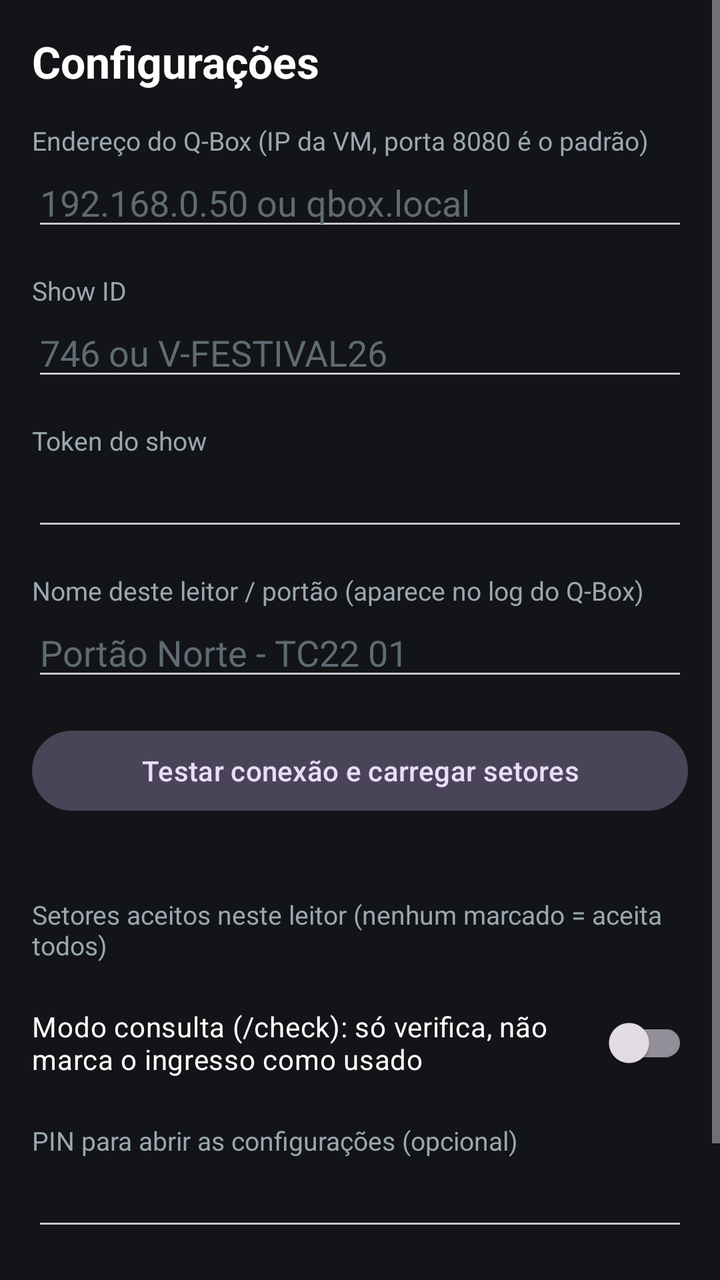
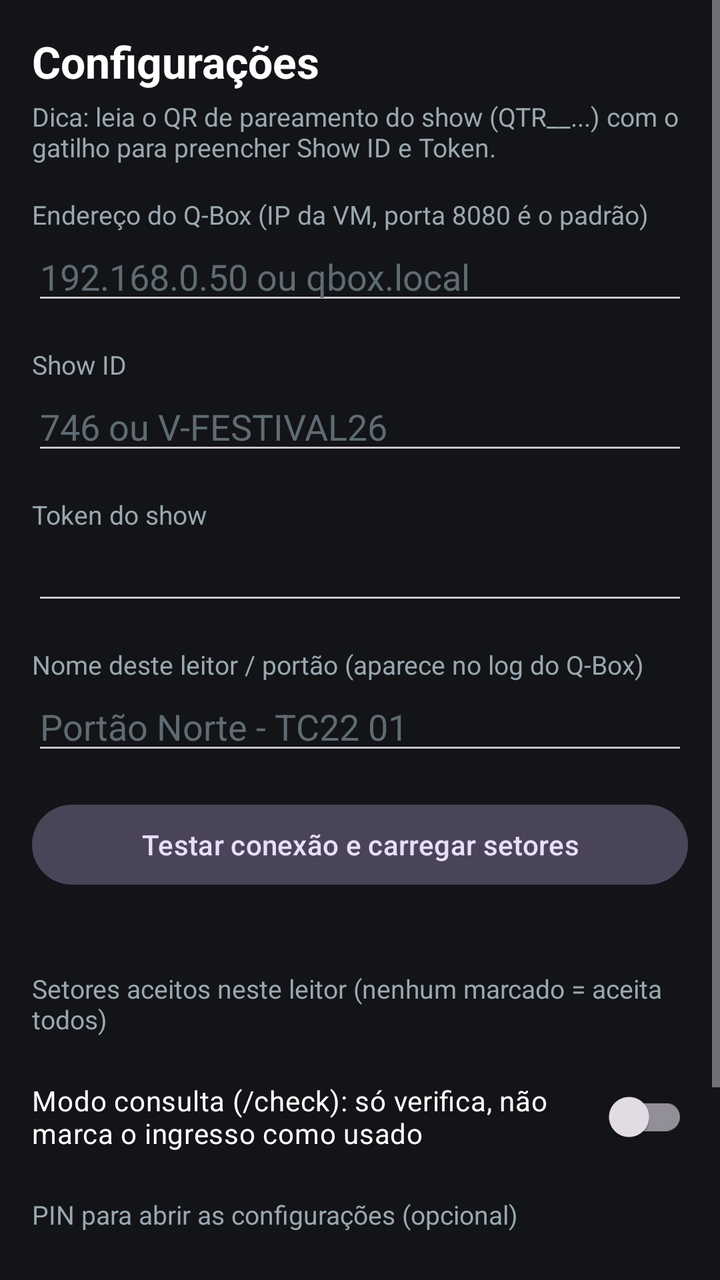

An Android layout rendered at two revisions. The XML below is the earlier revision; the diff shows what the commit changed to produce the second picture.
<!-- AndroidManifest.xml: application theme Theme.LeitorQBOX -->
<!-- res/layout/activity_settings.xml -->
<?xml version="1.0" encoding="utf-8"?>
<ScrollView xmlns:android="http://schemas.android.com/apk/res/android"
    android:layout_width="match_parent"
    android:layout_height="match_parent"
    android:background="@color/background">

    <LinearLayout
        android:layout_width="match_parent"
        android:layout_height="wrap_content"
        android:orientation="vertical"
        android:padding="16dp">

        <TextView
            android:layout_width="wrap_content"
            android:layout_height="wrap_content"
            android:text="Configurações"
            android:textColor="@color/text_primary"
            android:textSize="22sp"
            android:textStyle="bold" />

        <TextView
            style="@style/SettingsLabel"
            android:text="Endereço do Q-Box (IP da VM, porta 8080 é o padrão)" />

        <EditText
            android:id="@+id/etHost"
            style="@style/SettingsField"
            android:hint="192.168.0.50 ou qbox.local"
            android:inputType="textUri" />

        <TextView
            style="@style/SettingsLabel"
            android:text="Show ID" />

        <EditText
            android:id="@+id/etShowId"
            style="@style/SettingsField"
            android:hint="746 ou V-FESTIVAL26"
            android:inputType="text|textNoSuggestions" />

        <TextView
            style="@style/SettingsLabel"
            android:text="Token do show" />

        <EditText
            android:id="@+id/etToken"
            style="@style/SettingsField"
            android:inputType="textPassword" />

        <TextView
            style="@style/SettingsLabel"
            android:text="Nome deste leitor / portão (aparece no log do Q-Box)" />

        <EditText
            android:id="@+id/etGate"
            style="@style/SettingsField"
            android:hint="Portão Norte - TC22 01"
            android:inputType="textCapWords" />

        <Button
            android:id="@+id/btnTest"
            style="@style/Widget.Material3.Button.TonalButton"
            android:layout_width="match_parent"
            android:layout_height="wrap_content"
            android:layout_marginTop="16dp"
            android:text="Testar conexão e carregar setores" />

        <TextView
            android:id="@+id/tvTestResult"
            android:layout_width="match_parent"
            android:layout_height="wrap_content"
            android:layout_marginTop="4dp"
            android:textSize="14sp" />

        <TextView
            style="@style/SettingsLabel"
            android:text="Setores aceitos neste leitor (nenhum marcado = aceita todos)" />

        <LinearLayout
            android:id="@+id/sectorsBox"
            android:layout_width="match_parent"
            android:layout_height="wrap_content"
            android:orientation="vertical" />

        <androidx.appcompat.widget.SwitchCompat
            android:id="@+id/swCheckOnly"
            android:layout_width="match_parent"
            android:layout_height="wrap_content"
            android:layout_marginTop="16dp"
            android:text="Modo consulta (/check): só verifica, não marca o ingresso como usado"
            android:textColor="@color/text_primary" />

        <TextView
            style="@style/SettingsLabel"
            android:text="PIN para abrir as configurações (opcional)" />

        <EditText
            android:id="@+id/etPin"
            style="@style/SettingsField"
            android:inputType="numberPassword"
            android:maxLength="8" />

        <Button
            android:id="@+id/btnSave"
            android:layout_width="match_parent"
            android:layout_height="56dp"
            android:layout_marginTop="24dp"
            android:text="Salvar" />
    </LinearLayout>
</ScrollView>
<!-- resources referenced by this layout -->
<resources>
  <color name="background">#121417</color>
  <color name="text_primary">#FFFFFF</color>
  <style name="SettingsField">
          <item name="android:layout_width">match_parent</item>
          <item name="android:layout_height">wrap_content</item>
          <item name="android:singleLine">true</item>
          <item name="android:textColor">@color/text_primary</item>
          <item name="android:textColorHint">#5F6B73</item>
      </style>
  <style name="SettingsLabel">
          <item name="android:layout_width">match_parent</item>
          <item name="android:layout_height">wrap_content</item>
          <item name="android:layout_marginTop">16dp</item>
          <item name="android:textColor">@color/text_secondary</item>
          <item name="android:textSize">13sp</item>
      </style>
  <style name="Theme.LeitorQBOX" parent="Theme.Material3.Dark.NoActionBar">
          <item name="android:statusBarColor">@color/background</item>
          <item name="android:navigationBarColor">@color/background</item>
          <item name="android:windowBackground">@color/background</item>
      </style>
  <color name="text_secondary">#9AA7B0</color>
</resources>

<!-- the commit's change to res/layout/activity_settings.xml (unified diff, before → after) -->
@@ -17,6 +17,14 @@
             android:textColor="@color/text_primary"
             android:textSize="22sp"
             android:textStyle="bold" />
+
+        <TextView
+            android:layout_width="match_parent"
+            android:layout_height="wrap_content"
+            android:layout_marginTop="4dp"
+            android:text="Dica: leia o QR de pareamento do show (QTR__...) com o gatilho para preencher Show ID e Token."
+            android:textColor="@color/text_secondary"
+            android:textSize="13sp" />
 
         <TextView
             style="@style/SettingsLabel"
@@ -45,7 +53,8 @@
         <EditText
             android:id="@+id/etToken"
             style="@style/SettingsField"
-            android:inputType="textPassword" />
+            android:fontFamily="monospace"
+            android:inputType="textVisiblePassword|textCapCharacters|textNoSuggestions" />
 
         <TextView
             style="@style/SettingsLabel"
